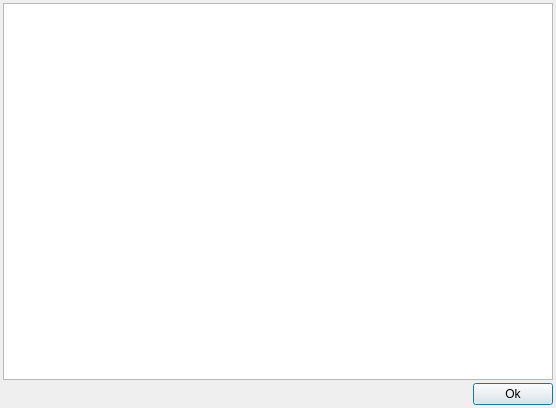
Qt form ScrollableTextDialog.ui (marc-sturm/cppGUI) before a commit.
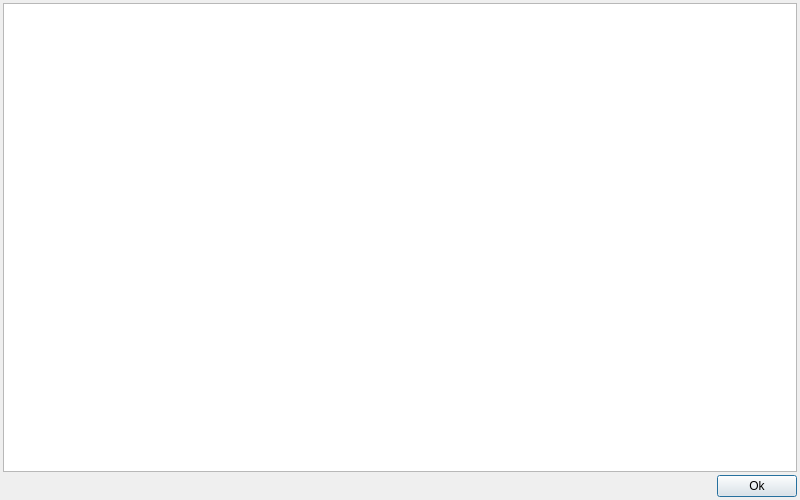
The same form after that commit.

Commit message: ScrollableTextDialog: added a lot of convenience functions.

What changed in the file:
```diff
--- a/ScrollableTextDialog.ui
+++ b/ScrollableTextDialog.ui
@@ -6,10 +6,16 @@
    <rect>
     <x>0</x>
     <y>0</y>
-    <width>556</width>
-    <height>408</height>
+    <width>800</width>
+    <height>500</height>
    </rect>
   </property>
+  <property name="minimumSize">
+   <size>
+    <width>800</width>
+    <height>500</height>
+   </size>
+  </property>
   <property name="windowTitle">
    <string>Dialog</string>
   </property>
@@ -45,8 +51,8 @@
        <rect>
         <x>0</x>
         <y>0</y>
-        <width>550</width>
-        <height>374</height>
+        <width>794</width>
+        <height>466</height>
        </rect>
       </property>
       <layout class="QVBoxLayout" name="verticalLayout_2">
```
The commit also changes 2 other files.
